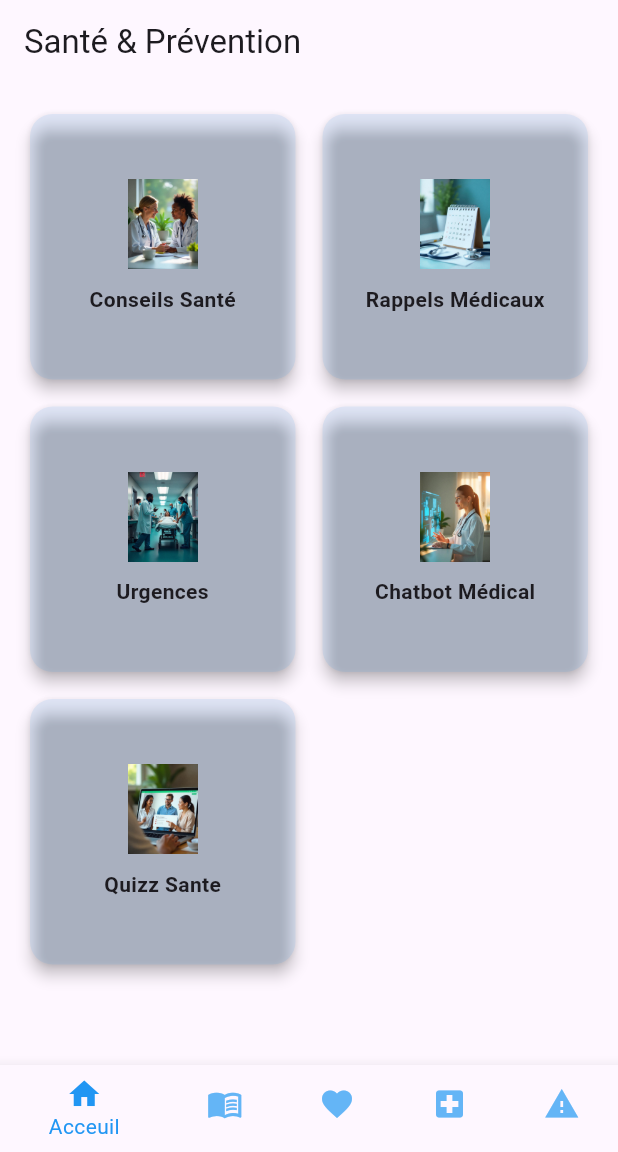
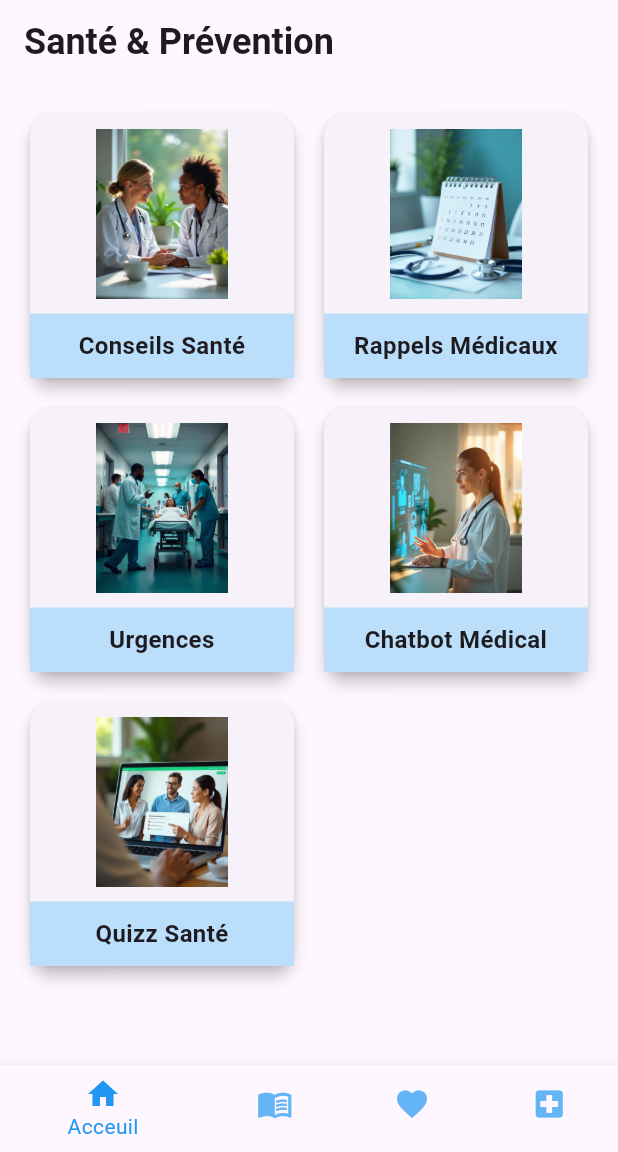
Before and after one commit to amyndoyediene/amisante10, a Flutter app: the HoPage screen opened by its route, on a phone screen of 412 x 824 dp, the part 84-1236 px from its top. Run offline on Flutter 3.47's test engine with Material 3 defaults, Android fonts, the phone set to English and light mode, and no system bars; our stand-ins replace table_calendar.

Commit message:
je suis la ici DEPUIS lor

```diff
--- a/lib/page/acceuil.dart
+++ b/lib/page/acceuil.dart
@@ -8,66 +8,56 @@ import 'package:url_launcher/url_launcher.dart';
 void main() {
   runApp(MaterialApp(
     debugShowCheckedModeBanner: false,
-    home: acceuilPage(),
+    home: AccePage(),
   ));
 }
 
 // 📌 Page d'accueil
-class acceuilPage extends StatelessWidget {
+
+
+class AccePage extends StatelessWidget {
   @override
   Widget build(BuildContext context) {
     return Scaffold(
       appBar: AppBar(
-        title: Text("Santé & Prévention"),
+        title: Text("Santé & Prévention", style: TextStyle(fontSize: 24, fontWeight: FontWeight.bold)),
         automaticallyImplyLeading: false, // Désactive le bouton retour
-
-        // backgroundColor: Colors.blue
       ),
       body: Padding(
         padding: EdgeInsets.all(16.0),
         child: GridView.count(
           crossAxisCount: 2, // 2 colonnes
-          crossAxisSpacing: 10,
-          mainAxisSpacing: 10,
+          crossAxisSpacing: 12,
+          mainAxisSpacing: 12,
           children: [
             _buildFeatureCard(
               context,
-              icon: Icons.health_and_safety,
               title: "Conseils Santé",
               image: "assets/cons.png",
-              color: Colors.blue,
               page: conseilPage(),
             ),
             _buildFeatureCard(
               context,
-              icon: Icons.calendar_today,
               title: "Rappels Médicaux",
               image: "assets/rapel.png",
-              color: Colors.blue,
               page: RappelsMedicauxPage(),
             ),
             _buildFeatureCard(
               context,
-              icon: Icons.warning,
               title: "Urgences",
               image: "assets/urgence.png",
-              color: Colors.blue,
               page: UrgencesPage(),
             ),
             _buildFeatureCard(
               context,
-              icon: Icons.chat,
               title: "Chatbot Médical",
               image: "assets/chat.png",
-              color: Colors.blue,
               page: ChatbotPage(),
             ),
             _buildFeatureCard(
               context,
-              icon: Icons.quiz,
-              title: "Quizz Sante",
+              title: "Quizz Santé",
               image: "assets/quiz.png",
-              color: Colors.blue,
               page: QuizzSantePage(),
             ),
           ],
@@ -76,29 +66,35 @@ class acceuilPage extends StatelessWidget {
     );
   }
 
-  // Widget pour créer une carte cliquable avec image
+  // Widget pour créer une carte cliquable avec image en grand format
   Widget _buildFeatureCard(BuildContext context,
-      {required IconData icon,
-      required String title,
-      required String image,
-      required Color color,
-      required Widget page}) {
+      {required String title, required String image, required Widget page}) {
     return GestureDetector(
       onTap: () {
         Navigator.push(context, MaterialPageRoute(builder: (context) => page));
       },
       child: Card(
         shape: RoundedRectangleBorder(borderRadius: BorderRadius.circular(15)),
-        color: color.withOpacity(0.1),
         elevation: 4,
         child: Column(
           mainAxisAlignment: MainAxisAlignment.center,
           children: [
-            Image.asset(image, height: 60), // Ajout d'image
-            SizedBox(height: 10),
-            Text(title,
+            Expanded(
+              child: Padding(
+                padding: EdgeInsets.all(10),
+                child: Image.asset(image, fit: BoxFit.cover), // Image plus grande
+              ),
+            ),
+            Container(
+              width: double.infinity,
+              padding: EdgeInsets.symmetric(vertical: 10),
+              color: Colors.blue[100], // Fond bleu clair sous le titre
+              child: Text(
+                title,
                 textAlign: TextAlign.center,
-                style: TextStyle(fontWeight: FontWeight.bold)),
+                style: TextStyle(fontWeight: FontWeight.bold, fontSize: 16),
+              ),
+            ),
           ],
         ),
       ),
--- a/lib/page/onglet.dart
+++ b/lib/page/onglet.dart
@@ -24,7 +24,7 @@ class HoPage extends StatefulWidget {
 class _HomePageState extends State<HoPage> {
   int _currentIndex = 0;
   final List<Widget> _pages = [
-    acceuilPage(),
+    AccePage(),
     EducationPage(),
     SuiviPage(),
     ConsultationPage(),
@@ -90,10 +90,10 @@ class _HomePageState extends State<HoPage> {
             icon: Icon(Icons.local_hospital),
             label: 'Assistance',
           ),
-          BottomNavigationBarItem(
-            icon: Icon(Icons.warning),
-            label: 'Urgence',
-          ),
+          // BottomNavigationBarItem(
+          //   icon: Icon(Icons.warning),
+          //   label: 'Urgence',
+          // ),
         ],
       ),
     );
```
Also changed, not shown: lib/page/quiz.dart (+53 -17 lines).
